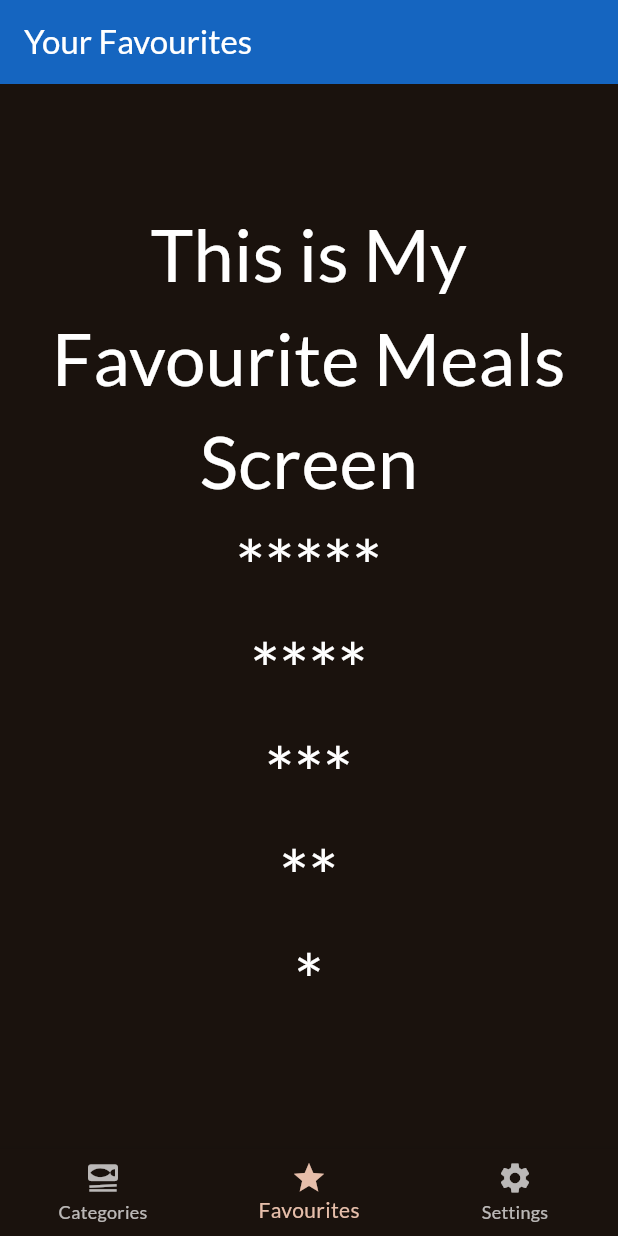
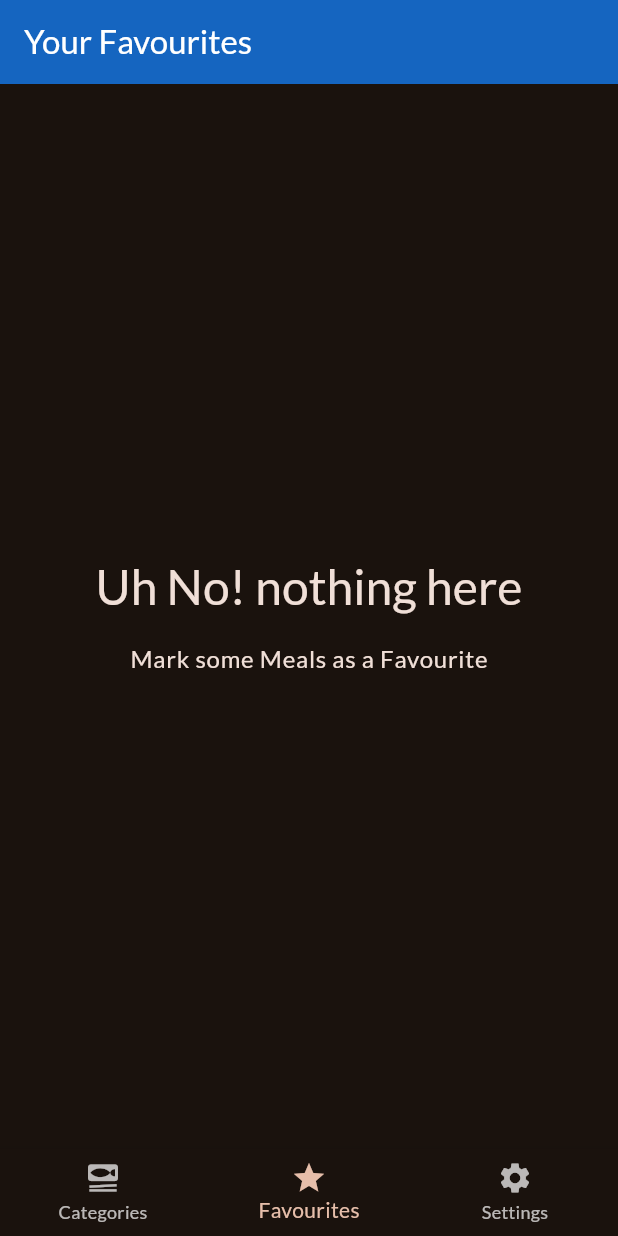
Before and after one commit to qaisershameer/nexus_meal_getx, a Flutter app: the screen it shows after launch, item 2 of the bottom bar chosen, on a phone screen of 412 x 824 dp. Run offline on Flutter 3.47's test engine with Material 3 defaults, Android fonts, the phone set to English and light mode, and no system bars; our stand-ins replace get, google_fonts, transparent_image.

```diff
--- a/lib/views/meals/favourite_screen.dart
+++ b/lib/views/meals/favourite_screen.dart
@@ -1,18 +1,70 @@
+import 'package:get/get.dart';
 import 'package:flutter/material.dart';
+import 'package:todo_getx/controllers/home_controller.dart';
+import 'package:todo_getx/custom_widgets/meal_item.dart';
+import 'package:todo_getx/models/meals_model.dart';
+import 'package:todo_getx/views/meals/meal_detail_screen.dart';
 
 class FavouriteScreen extends StatelessWidget {
-  const FavouriteScreen({super.key});
+  const FavouriteScreen({super.key, this.title});
+  final String? title;
 
   @override
   Widget build(BuildContext context) {
+    final controller = Get.find<HomeScreenController>();
+    final List<Meal> favouriteMeals = controller.favouriteMeals;
+
+    ///-----[ Content ]-----
+    Widget content = Center(
+      child: Column(
+        mainAxisSize: MainAxisSize.min,
+        children: [
+
+          /// Headline Error if nothing Found in Meals List
+          Text('Uh No! nothing here',
+              style: Theme.of(context)
+                  .textTheme
+                  .headlineLarge!
+                  .copyWith(color: Theme.of(context).colorScheme.onSurface)),
+          /// Gap
+          const SizedBox(height: 16),
+          /// Body Content Message if nothing Found in Meals List
+          Text('Mark some Meals as a Favourite',
+              style: Theme.of(context)
+                  .textTheme
+                  .bodyLarge!
+                  .copyWith(color: Theme.of(context).colorScheme.onSurface)),
+        ],
+      ),
+    );
+
+    /// Headline if meals list is not empty then display category wise meals with all its details
+    if (favouriteMeals.isNotEmpty) {
+      content = Obx(
+          () => ListView.builder(
+            itemCount: favouriteMeals.length,
+            itemBuilder: (context, index) {
+              return MealItem(
+                meal: favouriteMeals[index],
+                onSelectMeal: (meal) {
+                  /// Navigate to Meal Detail Screen
+                  Get.to(() => MealDetailScreen(meal: meal));
+                },
+              );
+            }),
+      );
+    }
+
+    /// if meal title is null then return above define content widget
+    if (title == null) return content;
+
+    /// AppBar & Content in Scaffold
     return Scaffold(
-      body: Center(
-        child: Text(
-          'This is My Favourite Meals Screen\n*****\n****\n***\n**\n*',
-          textAlign: TextAlign.center,
-          style: TextStyle(fontSize: 48, color: Colors.white),
-        ),
-      ),
+      ///-----[ AppBar ]-----
+      appBar: AppBar(title: Text(title!)),
+
+      ///-----[ Body ]-----
+      body: content,
     );
   }
 }
```
Also changed, not shown: lib/controllers/home_controller.dart (+17 -0 lines), lib/custom_widgets/meal_sub_title.dart (+19 -10 lines), lib/custom_widgets/meal_title.dart (added, +20 -0 lines), lib/views/meals/meal_detail_screen.dart (+42 -6 lines), pubspec.lock, 1 other file.
